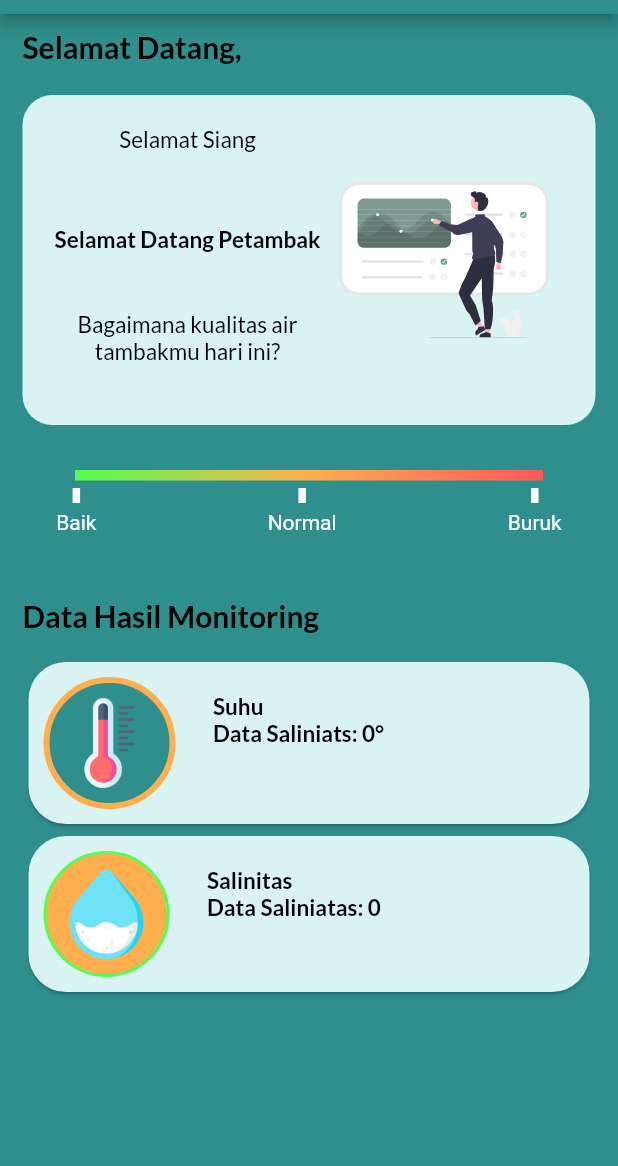
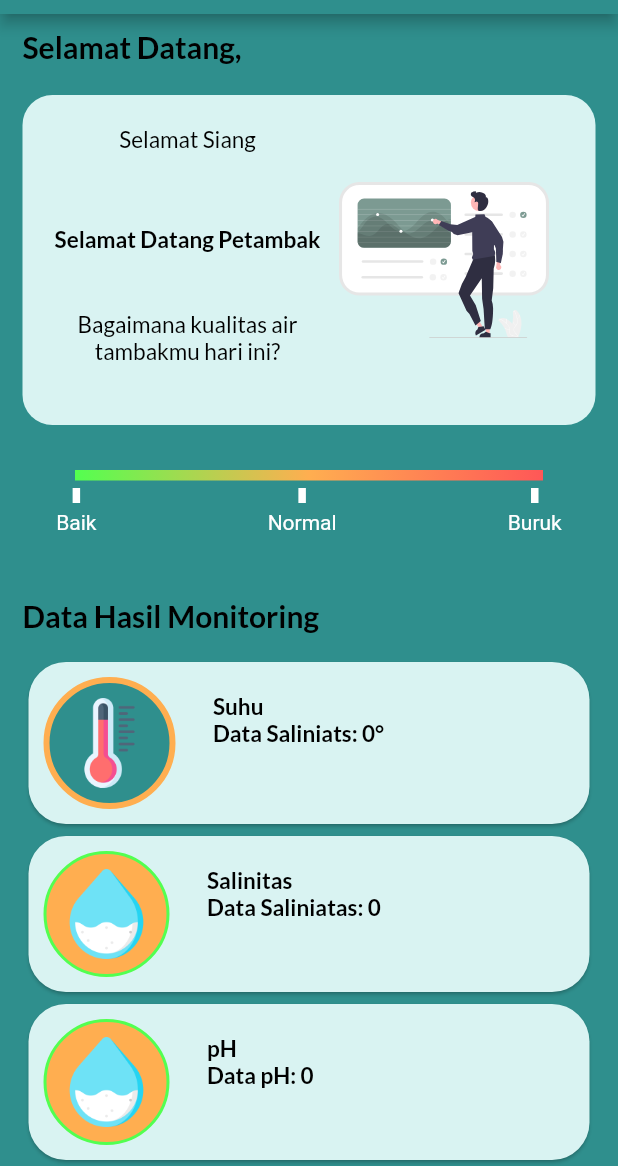
Before and after one commit to laurensiusyuda/Petani-Tambak, a Flutter app: the screen it shows once a user with an empty profile is signed in, on a phone screen of 412 x 824 dp, the part 70-1236 px from its top. Run offline on Flutter 3.47's test engine with Material 2 defaults, Android fonts, the phone set to English and light mode, and no system bars; our stand-ins replace equatable, firebase_auth, firebase_core, flutter_bloc, flutter_svg, google_fonts and 3 more; missing offline and left inert: mqtt_client; accounts and stored records are empty.

Commit message:
update build monitoring

```diff
--- a/core/lib/presentasion/widget/buildmonitoring_widget.dart
+++ b/core/lib/presentasion/widget/buildmonitoring_widget.dart
@@ -20,8 +20,10 @@ class _BuildMonitoringState extends State<BuildMonitoring> {
   MqttServerClient? client;
   String? mqttSaltMsg = '';
   String? mqttTempMsg = '';
+  String? mqttpHMsg = '';
   String? lastMqttSaltMsg;
   String? lastMqttTempMsg;
+  String? lastMqttpHMsg;
 
   void connect() async {
     client = MqttServerClient.withPort(
@@ -36,6 +38,7 @@ class _BuildMonitoringState extends State<BuildMonitoring> {
       await client!.connect();
       client!.subscribe('topicName/temperature', MqttQos.atMostOnce);
       client!.subscribe('topicName/salt', MqttQos.atMostOnce);
+      client!.subscribe('topicName/ph', MqttQos.atMostOnce);
 
       client!.updates!.listen((List<MqttReceivedMessage<MqttMessage>> c) {
         final MqttPublishMessage receivedMessage =
@@ -51,6 +54,11 @@ class _BuildMonitoringState extends State<BuildMonitoring> {
           setState(() {
             lastMqttSaltMsg = mqttSaltMsg;
             mqttSaltMsg = message;
+          });
+        } else if (c[0].topic == 'topicName/ph') {
+          setState(() {
+            lastMqttpHMsg = mqttpHMsg;
+            mqttpHMsg = message;
           });
         }
       });
@@ -78,6 +86,7 @@ class _BuildMonitoringState extends State<BuildMonitoring> {
   Widget build(BuildContext context) {
     int suhu = int.tryParse(mqttTempMsg ?? '') ?? 0;
     int salinitas = int.tryParse(mqttSaltMsg ?? '') ?? 0;
+    int pH = int.tryParse(mqttpHMsg ?? '') ?? 0;
 
     return ListView(
       shrinkWrap: true,
@@ -185,7 +194,7 @@ class _BuildMonitoringState extends State<BuildMonitoring> {
                       color: salinitas != null
                           ? salinitas >= 30
                               ? kRedColor
-                              : salinitas >= 25 && salinitas <= 29
+                              : salinitas >= 20 && salinitas <= 29
                                   ? kGreenColor
                                   : kYellowColor
                           : kYellowColor,
@@ -232,6 +241,79 @@ class _BuildMonitoringState extends State<BuildMonitoring> {
             ),
           ),
         ),
+        InkWell(
+          onTap: () {
+            Navigator.push(
+              context,
+              MaterialPageRoute(
+                builder: (context) => const DetailPage(),
+              ),
+            );
+          },
+          child: Card(
+            color: kSecondaryColor,
+            shape: RoundedRectangleBorder(
+              borderRadius: BorderRadius.circular(25.0),
+            ),
+            child: Padding(
+              padding: const EdgeInsets.all(10.0),
+              child: Row(
+                crossAxisAlignment: CrossAxisAlignment.start,
+                children: [
+                  Container(
+                    padding: const EdgeInsets.all(10),
+                    decoration: BoxDecoration(
+                      shape: BoxShape.circle,
+                      color: pH != null
+                          ? pH >= 9
+                              ? kRedColor
+                              : pH >= 6.5 && pH <= 8
+                                  ? kGreenColor
+                                  : kYellowColor
+                          : kYellowColor,
+                      border: Border.all(color: kGreenColor, width: 2.0),
+                    ),
+                    child: SizedBox.fromSize(
+                      size: const Size.fromRadius(30),
+                      child: Image.asset(
+                        'asset/salt.png',
+                      ),
+                    ),
+                  ),
+                  const SizedBox(
+                    width: 25,
+                  ),
+                  Expanded(
+                    child: Column(
+                      crossAxisAlignment: CrossAxisAlignment.start,
+                      children: [
+                        const SizedBox(
+                          height: 10,
+                        ),
+                        Text(
+                          'pH',
+                          style: GoogleFonts.lato(
+                            fontSize: 15,
+                            color: Colors.black,
+                            fontWeight: FontWeight.bold,
+                          ),
+                        ),
+                        Text(
+                          'Data pH: $pH',
+                          style: GoogleFonts.lato(
+                            fontSize: 15,
+                            color: Colors.black,
+                            fontWeight: FontWeight.bold,
+                          ),
+                        ),
+                      ],
+                    ),
+                  ),
+                ],
+              ),
+            ),
+          ),
+        ),
       ],
     );
   }
```
